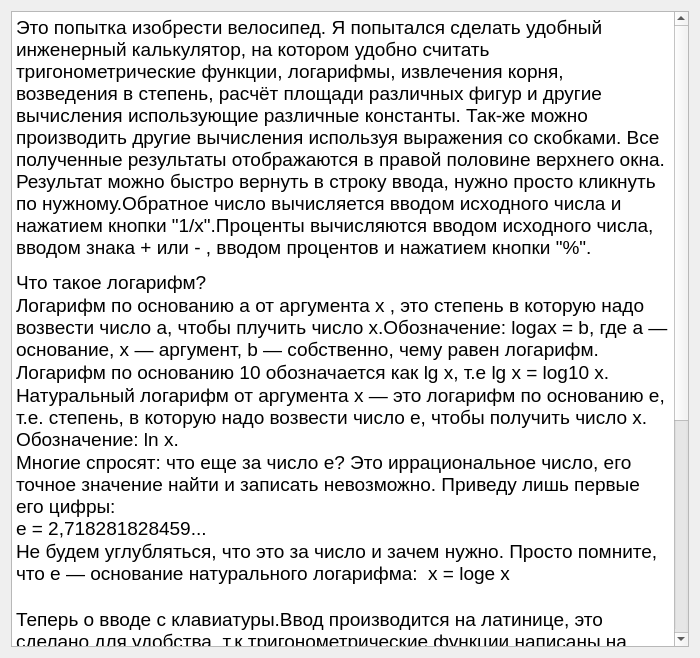
This is myForms/helpDialog.ui in pAVlicSim/pyqt_calculator as Qt 5 draws it before an edit. The edited form follows.
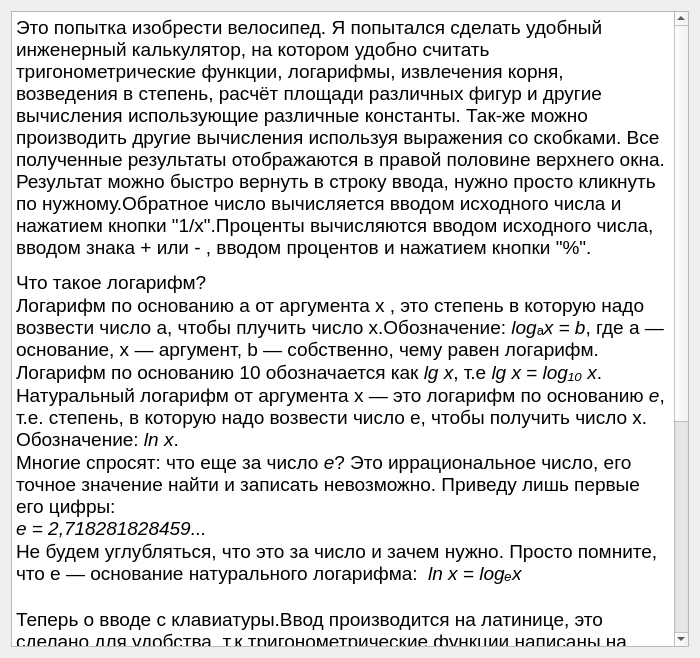
This is the edited form.

Commit message: Самый последний коммит.

```diff
--- a/myForms/helpDialog.ui
+++ b/myForms/helpDialog.ui
@@ -37,22 +37,22 @@
 &lt;html&gt;&lt;head&gt;&lt;meta name=&quot;qrichtext&quot; content=&quot;1&quot; /&gt;&lt;title&gt;Инструкция по &quot;
                       &quot;применению.&lt;/title&gt;&lt;style type=&quot;text/css&quot;&gt;
 p, li { white-space: pre-wrap; }
-&lt;/style&gt;&lt;/head&gt;&lt;body style=&quot; font-family:'Noto Sans'; font-size:10pt; font-weight:400; font-style:normal;&quot;&gt;
-&lt;p style=&quot; margin-top:12px; margin-bottom:12px; margin-left:0px; margin-right:0px; -qt-block-indent:0; text-indent:0px;&quot;&gt;&lt;span style=&quot; font-size:14pt;&quot;&gt;Это попытка изобрести велосипед. Я попытался сделать удобный инженерный калькулятор, на котором удобно считать тригонометрические функции, логарифмы, извлечения корня, возведения в степень, расчёт площади различных фигур и другие вычисления использующие различные константы. Так-же можно производить другие вычисления используя выражения со скобками. Все полученные результаты отображаются в правой половине верхнего окна. Результат можно быстро вернуть в строку ввода, нужно просто кликнуть по нужному.Обратное число вычисляется вводом исходного числа и нажатием кнопки &amp;quot;1/х&amp;quot;.Проценты вычисляются вводом исходного числа, вводом знака + или - , вводом процентов и нажатием кнопки &amp;quot;%&amp;quot;.&lt;/span&gt;&lt;/p&gt;
-&lt;p style=&quot; margin-top:0px; margin-bottom:0px; margin-left:0px; margin-right:0px; -qt-block-indent:0; text-indent:0px;&quot;&gt;&lt;span style=&quot; font-size:14pt;&quot;&gt;Что такое логарифм?&lt;/span&gt;&lt;/p&gt;
-&lt;p style=&quot; margin-top:0px; margin-bottom:0px; margin-left:0px; margin-right:0px; -qt-block-indent:0; text-indent:0px;&quot;&gt;&lt;span style=&quot; font-size:14pt;&quot;&gt;Логарифм по основанию a от аргумента x , это степень в которую надо возвести число a, чтобы плучить число x.Обозначение: logax = b, где a — основание, x — аргумент, b — собственно, чему равен логарифм.&lt;/span&gt;&lt;/p&gt;
-&lt;p style=&quot; margin-top:0px; margin-bottom:0px; margin-left:0px; margin-right:0px; -qt-block-indent:0; text-indent:0px;&quot;&gt;&lt;span style=&quot; font-size:14pt;&quot;&gt;Логарифм по основанию 10 обозначается как lg x, т.е lg x = log10 x.&lt;/span&gt;&lt;/p&gt;
-&lt;p style=&quot; margin-top:0px; margin-bottom:0px; margin-left:0px; margin-right:0px; -qt-block-indent:0; text-indent:0px;&quot;&gt;&lt;span style=&quot; font-size:14pt;&quot;&gt;Натуральный логарифм от аргумента x — это логарифм по основанию e, т.е. степень, в которую надо возвести число e, чтобы получить число x. Обозначение: ln x. &lt;/span&gt;&lt;/p&gt;
-&lt;p style=&quot; margin-top:0px; margin-bottom:0px; margin-left:0px; margin-right:0px; -qt-block-indent:0; text-indent:0px;&quot;&gt;&lt;span style=&quot; font-size:14pt;&quot;&gt;Многие спросят: что еще за число e? Это иррациональное число, его точное значение найти и записать невозможно. Приведу лишь первые его цифры:&lt;br /&gt;e = 2,718281828459...&lt;/span&gt;&lt;/p&gt;
-&lt;p style=&quot; margin-top:0px; margin-bottom:0px; margin-left:0px; margin-right:0px; -qt-block-indent:0; text-indent:0px;&quot;&gt;&lt;span style=&quot; font-size:14pt;&quot;&gt;Не будем углубляться, что это за число и зачем нужно. Просто помните, что e — основание натурального логарифма:  x = loge x&lt;/span&gt;&lt;/p&gt;
-&lt;p style=&quot;-qt-paragraph-type:empty; margin-top:0px; margin-bottom:0px; margin-left:0px; margin-right:0px; -qt-block-indent:0; text-indent:0px; font-size:14pt;&quot;&gt;&lt;br /&gt;&lt;/p&gt;
-&lt;p style=&quot; margin-top:0px; margin-bottom:0px; margin-left:0px; margin-right:0px; -qt-block-indent:0; text-indent:0px;&quot;&gt;&lt;span style=&quot; font-size:14pt;&quot;&gt;Теперь о вводе с клавиатуры.Ввод производится на латинице, это сделано для удобства, т.к тригонометрические функции написаны на латинице и это облегчает использование мнемоник.&lt;/span&gt;&lt;/p&gt;
-&lt;p style=&quot; margin-top:0px; margin-bottom:0px; margin-left:0px; margin-right:0px; -qt-block-indent:0; text-indent:0px;&quot;&gt;&lt;span style=&quot; font-size:14pt;&quot;&gt;Мнемоники это подчёркнутые символы в названии кнопок. Например что-бы ввести cos нужно нажать &amp;quot;Alt +  &amp;quot;c&amp;quot;.&lt;/span&gt;&lt;/p&gt;
-&lt;p style=&quot; margin-top:0px; margin-bottom:0px; margin-left:0px; margin-right:0px; -qt-block-indent:0; text-indent:0px;&quot;&gt;&lt;span style=&quot; font-size:14pt;&quot;&gt;Чтобы увидеть все мнемоники просто нажмите клавишу&amp;quot;Alt&amp;quot;.&lt;/span&gt;&lt;/p&gt;
-&lt;p style=&quot; margin-top:0px; margin-bottom:0px; margin-left:0px; margin-right:0px; -qt-block-indent:0; text-indent:0px;&quot;&gt;&lt;span style=&quot; font-size:14pt;&quot;&gt;Цифры вводятся простым нажатием соответствующей клавиши. Символы &amp;quot;+&amp;quot;  &amp;quot;-&amp;quot;  &amp;quot;=&amp;quot;  &amp;quot;%&amp;quot;  также вводятся нажатием соответствующей клавиши.&lt;/span&gt;&lt;/p&gt;
-&lt;p style=&quot; margin-top:0px; margin-bottom:0px; margin-left:0px; margin-right:0px; -qt-block-indent:0; text-indent:0px;&quot;&gt;&lt;span style=&quot; font-size:14pt;&quot;&gt;Для вычисления обратного числа нужно нажать клавишу &amp;quot;x&amp;quot;.&lt;/span&gt;&lt;/p&gt;
-&lt;p style=&quot; margin-top:0px; margin-bottom:0px; margin-left:0px; margin-right:0px; -qt-block-indent:0; text-indent:0px;&quot;&gt;&lt;span style=&quot; font-size:14pt;&quot;&gt;Для очистки всех полей, клавиша &amp;quot;c&amp;quot;.&lt;/span&gt;&lt;/p&gt;
-&lt;p style=&quot; margin-top:0px; margin-bottom:0px; margin-left:0px; margin-right:0px; -qt-block-indent:0; text-indent:0px;&quot;&gt;&lt;span style=&quot; font-size:14pt;&quot;&gt;Для перемещения курсора используются клавиши со стрелками. Для удаления символов используется клавиша &amp;quot;backspace&amp;quot;. Для ввода знака умножения клавиша &amp;quot;*&amp;quot;, а для деления клавиша &amp;quot;/&amp;quot;.Для ввода подстрочных цифр используется комбинация клавиш &amp;quot;Ctrl&amp;quot; +  &amp;quot;цифровая клавиша&amp;quot;.&lt;br /&gt;&lt;/span&gt;&lt;/p&gt;&lt;/body&gt;&lt;/html&gt;</string>
+&lt;/style&gt;&lt;/head&gt;&lt;body style=&quot; font-family:'MS Shell Dlg 2'; font-size:8.25pt; font-weight:400; font-style:normal;&quot;&gt;
+&lt;p style=&quot; margin-top:12px; margin-bottom:12px; margin-left:0px; margin-right:0px; -qt-block-indent:0; text-indent:0px;&quot;&gt;&lt;span style=&quot; font-family:'Noto Sans'; font-size:14pt;&quot;&gt;Это попытка изобрести велосипед. Я попытался сделать удобный инженерный калькулятор, на котором удобно считать тригонометрические функции, логарифмы, извлечения корня, возведения в степень, расчёт площади различных фигур и другие вычисления использующие различные константы. Так-же можно производить другие вычисления используя выражения со скобками. Все полученные результаты отображаются в правой половине верхнего окна. Результат можно быстро вернуть в строку ввода, нужно просто кликнуть по нужному.Обратное число вычисляется вводом исходного числа и нажатием кнопки &amp;quot;1/х&amp;quot;.Проценты вычисляются вводом исходного числа, вводом знака + или - , вводом процентов и нажатием кнопки &amp;quot;%&amp;quot;.&lt;/span&gt;&lt;/p&gt;
+&lt;p style=&quot; margin-top:0px; margin-bottom:0px; margin-left:0px; margin-right:0px; -qt-block-indent:0; text-indent:0px;&quot;&gt;&lt;span style=&quot; font-family:'Noto Sans'; font-size:14pt;&quot;&gt;Что такое логарифм?&lt;/span&gt;&lt;/p&gt;
+&lt;p style=&quot; margin-top:0px; margin-bottom:0px; margin-left:0px; margin-right:0px; -qt-block-indent:0; text-indent:0px;&quot;&gt;&lt;span style=&quot; font-family:'Noto Sans'; font-size:14pt;&quot;&gt;Логарифм по основанию a от аргумента x , это степень в которую надо возвести число a, чтобы плучить число x.Обозначение: &lt;/span&gt;&lt;span style=&quot; font-family:'Noto Sans'; font-size:14pt; font-style:italic;&quot;&gt;log&lt;/span&gt;&lt;span style=&quot; font-family:'Noto Sans'; font-size:14pt;&quot;&gt;ₐ&lt;/span&gt;&lt;span style=&quot; font-family:'Noto Sans'; font-size:14pt; font-style:italic;&quot;&gt;x = b&lt;/span&gt;&lt;span style=&quot; font-family:'Noto Sans'; font-size:14pt;&quot;&gt;, где a — основание, x — аргумент, b — собственно, чему равен логарифм.&lt;/span&gt;&lt;/p&gt;
+&lt;p style=&quot; margin-top:0px; margin-bottom:0px; margin-left:0px; margin-right:0px; -qt-block-indent:0; text-indent:0px;&quot;&gt;&lt;span style=&quot; font-family:'Noto Sans'; font-size:14pt;&quot;&gt;Логарифм по основанию 10 обозначается как &lt;/span&gt;&lt;span style=&quot; font-family:'Noto Sans'; font-size:14pt; font-style:italic;&quot;&gt;lg x&lt;/span&gt;&lt;span style=&quot; font-family:'Noto Sans'; font-size:14pt;&quot;&gt;, т.е &lt;/span&gt;&lt;span style=&quot; font-family:'Noto Sans'; font-size:14pt; font-style:italic;&quot;&gt;lg x&lt;/span&gt;&lt;span style=&quot; font-family:'Noto Sans'; font-size:14pt;&quot;&gt; = &lt;/span&gt;&lt;span style=&quot; font-family:'Noto Sans'; font-size:14pt; font-style:italic;&quot;&gt;log₁₀ x&lt;/span&gt;&lt;span style=&quot; font-family:'Noto Sans'; font-size:14pt;&quot;&gt;.&lt;/span&gt;&lt;/p&gt;
+&lt;p style=&quot; margin-top:0px; margin-bottom:0px; margin-left:0px; margin-right:0px; -qt-block-indent:0; text-indent:0px;&quot;&gt;&lt;span style=&quot; font-family:'Noto Sans'; font-size:14pt;&quot;&gt;Натуральный логарифм от аргумента x — это логарифм по основанию &lt;/span&gt;&lt;span style=&quot; font-family:'Noto Sans'; font-size:14pt; font-style:italic;&quot;&gt;e&lt;/span&gt;&lt;span style=&quot; font-family:'Noto Sans'; font-size:14pt;&quot;&gt;, т.е. степень, в которую надо возвести число e, чтобы получить число x. Обозначение: &lt;/span&gt;&lt;span style=&quot; font-family:'Noto Sans'; font-size:14pt; font-style:italic;&quot;&gt;ln x&lt;/span&gt;&lt;span style=&quot; font-family:'Noto Sans'; font-size:14pt;&quot;&gt;. &lt;/span&gt;&lt;/p&gt;
+&lt;p style=&quot; margin-top:0px; margin-bottom:0px; margin-left:0px; margin-right:0px; -qt-block-indent:0; text-indent:0px;&quot;&gt;&lt;span style=&quot; font-family:'Noto Sans'; font-size:14pt;&quot;&gt;Многие спросят: что еще за число &lt;/span&gt;&lt;span style=&quot; font-family:'Noto Sans'; font-size:14pt; font-style:italic;&quot;&gt;e&lt;/span&gt;&lt;span style=&quot; font-family:'Noto Sans'; font-size:14pt;&quot;&gt;? Это иррациональное число, его точное значение найти и записать невозможно. Приведу лишь первые его цифры:&lt;br /&gt;&lt;/span&gt;&lt;span style=&quot; font-family:'Noto Sans'; font-size:14pt; font-style:italic;&quot;&gt;e = 2,718281828459...&lt;/span&gt;&lt;/p&gt;
+&lt;p style=&quot; margin-top:0px; margin-bottom:0px; margin-left:0px; margin-right:0px; -qt-block-indent:0; text-indent:0px;&quot;&gt;&lt;span style=&quot; font-family:'Noto Sans'; font-size:14pt;&quot;&gt;Не будем углубляться, что это за число и зачем нужно. Просто помните, что e — основание натурального логарифма: &lt;/span&gt;&lt;span style=&quot; font-family:'Noto Sans'; font-size:14pt; font-style:italic;&quot;&gt; ln x = logₑx&lt;/span&gt;&lt;/p&gt;
+&lt;p style=&quot;-qt-paragraph-type:empty; margin-top:0px; margin-bottom:0px; margin-left:0px; margin-right:0px; -qt-block-indent:0; text-indent:0px; font-family:'Noto Sans'; font-size:14pt;&quot;&gt;&lt;br /&gt;&lt;/p&gt;
+&lt;p style=&quot; margin-top:0px; margin-bottom:0px; margin-left:0px; margin-right:0px; -qt-block-indent:0; text-indent:0px;&quot;&gt;&lt;span style=&quot; font-family:'Noto Sans'; font-size:14pt;&quot;&gt;Теперь о вводе с клавиатуры.Ввод производится на латинице, это сделано для удобства, т.к тригонометрические функции написаны на латинице и это облегчает использование мнемоник.&lt;/span&gt;&lt;/p&gt;
+&lt;p style=&quot; margin-top:0px; margin-bottom:0px; margin-left:0px; margin-right:0px; -qt-block-indent:0; text-indent:0px;&quot;&gt;&lt;span style=&quot; font-family:'Noto Sans'; font-size:14pt;&quot;&gt;Мнемоники это подчёркнутые символы в названии кнопок. Например что-бы ввести cos нужно нажать &amp;quot;Alt +  &amp;quot;c&amp;quot;.&lt;/span&gt;&lt;/p&gt;
+&lt;p style=&quot; margin-top:0px; margin-bottom:0px; margin-left:0px; margin-right:0px; -qt-block-indent:0; text-indent:0px;&quot;&gt;&lt;span style=&quot; font-family:'Noto Sans'; font-size:14pt;&quot;&gt;Чтобы увидеть все мнемоники просто нажмите клавишу&amp;quot;Alt&amp;quot;.&lt;/span&gt;&lt;/p&gt;
+&lt;p style=&quot; margin-top:0px; margin-bottom:0px; margin-left:0px; margin-right:0px; -qt-block-indent:0; text-indent:0px;&quot;&gt;&lt;span style=&quot; font-family:'Noto Sans'; font-size:14pt;&quot;&gt;Цифры вводятся простым нажатием соответствующей клавиши. Символы &amp;quot;+&amp;quot;  &amp;quot;-&amp;quot;  &amp;quot;=&amp;quot;  &amp;quot;%&amp;quot;  также вводятся нажатием соответствующей клавиши.&lt;/span&gt;&lt;/p&gt;
+&lt;p style=&quot; margin-top:0px; margin-bottom:0px; margin-left:0px; margin-right:0px; -qt-block-indent:0; text-indent:0px;&quot;&gt;&lt;span style=&quot; font-family:'Noto Sans'; font-size:14pt;&quot;&gt;Для вычисления обратного числа нужно нажать клавишу &amp;quot;x&amp;quot;.&lt;/span&gt;&lt;/p&gt;
+&lt;p style=&quot; margin-top:0px; margin-bottom:0px; margin-left:0px; margin-right:0px; -qt-block-indent:0; text-indent:0px;&quot;&gt;&lt;span style=&quot; font-family:'Noto Sans'; font-size:14pt;&quot;&gt;Для очистки всех полей, клавиша &amp;quot;c&amp;quot;.&lt;/span&gt;&lt;/p&gt;
+&lt;p style=&quot; margin-top:0px; margin-bottom:0px; margin-left:0px; margin-right:0px; -qt-block-indent:0; text-indent:0px;&quot;&gt;&lt;span style=&quot; font-family:'Noto Sans'; font-size:14pt;&quot;&gt;Для перемещения курсора используются клавиши со стрелками. Для удаления символов используется клавиша &amp;quot;backspace&amp;quot;. Для ввода знака умножения клавиша &amp;quot;*&amp;quot;, а для деления клавиша &amp;quot;/&amp;quot;.Для ввода подстрочных цифр используется комбинация клавиш &amp;quot;Ctrl&amp;quot; +  &amp;quot;цифровая клавиша&amp;quot;.&lt;br /&gt;&lt;/span&gt;&lt;/p&gt;&lt;/body&gt;&lt;/html&gt;</string>
      </property>
     </widget>
    </item>
```
The commit also changes 2 other files.
